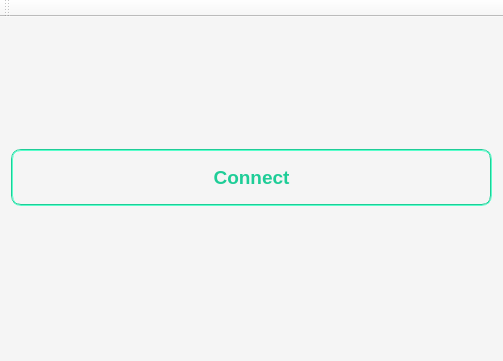
Qt form FtpClient/mainwindow.ui (irabokalo/ftp_client) before a commit.
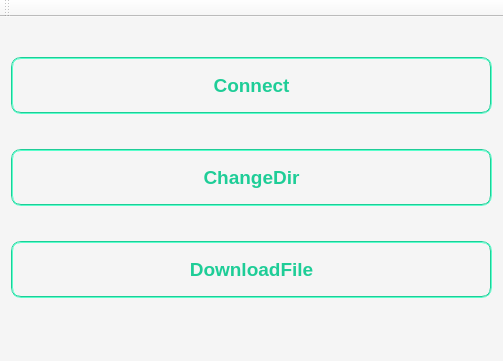
The same form after that commit.

What changed in the file:
```diff
--- a/FtpClient/mainwindow.ui
+++ b/FtpClient/mainwindow.ui
@@ -54,6 +54,23 @@
       </property>
      </widget>
     </item>
+    <item row="1" column="0">
+     <widget class="QPushButton" name="pushButton">
+      <property name="text">
+       <string>ChangeDir</string>
+      </property>
+      <property name="default">
+       <bool>false</bool>
+      </property>
+     </widget>
+    </item>
+    <item row="2" column="0">
+     <widget class="QPushButton" name="pushButton_2">
+      <property name="text">
+       <string>DownloadFile</string>
+      </property>
+     </widget>
+    </item>
    </layout>
   </widget>
   <widget class="QMenuBar" name="menuBar">
```
